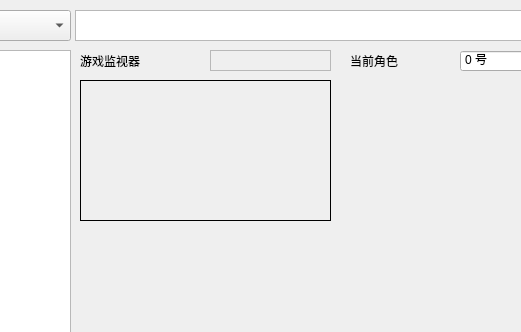
First picture: the form in towerofadversitywidget.ui, repository A-SunsetMkt-Forks/wuwaBackendTool, before the edit; both pictures show x 230 to 751 and y 0 to 332 of the 997 by 497 pixel window.
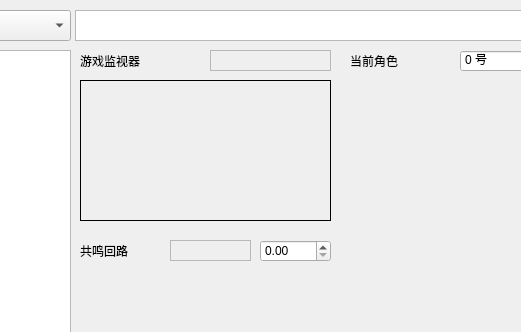
Second picture: the form after the edit.

Commit message: 散华的共鸣回路

```diff
--- a/towerofadversitywidget.ui
+++ b/towerofadversitywidget.ui
@@ -106,7 +106,7 @@
     <rect>
      <x>580</x>
      <y>50</y>
-     <width>51</width>
+     <width>91</width>
      <height>21</height>
     </rect>
    </property>
@@ -130,6 +130,45 @@
     <number>3</number>
    </property>
   </widget>
+  <widget class="QLabel" name="label_3">
+   <property name="geometry">
+    <rect>
+     <x>310</x>
+     <y>240</y>
+     <width>81</width>
+     <height>21</height>
+    </rect>
+   </property>
+   <property name="text">
+    <string>共鸣回路</string>
+   </property>
+  </widget>
+  <widget class="QFrame" name="resonanceCircuitStatus">
+   <property name="geometry">
+    <rect>
+     <x>400</x>
+     <y>240</y>
+     <width>81</width>
+     <height>21</height>
+    </rect>
+   </property>
+   <property name="frameShape">
+    <enum>QFrame::StyledPanel</enum>
+   </property>
+   <property name="frameShadow">
+    <enum>QFrame::Raised</enum>
+   </property>
+  </widget>
+  <widget class="QDoubleSpinBox" name="resonanceCircuitSpinBox">
+   <property name="geometry">
+    <rect>
+     <x>490</x>
+     <y>240</y>
+     <width>71</width>
+     <height>22</height>
+    </rect>
+   </property>
+  </widget>
  </widget>
  <resources/>
  <connections/>
```
The commit also changes 10 other files.
